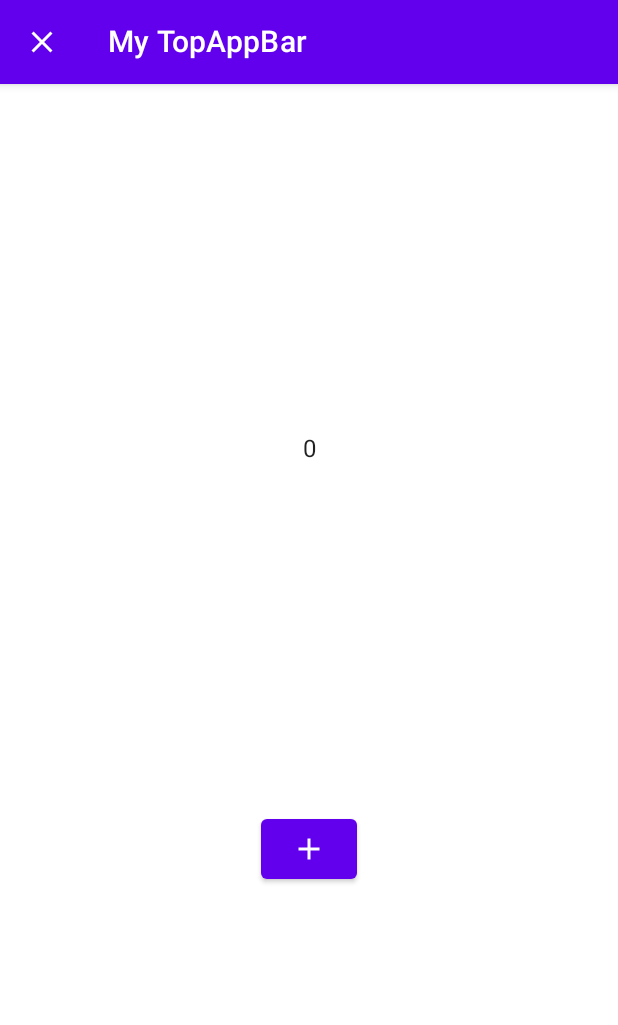
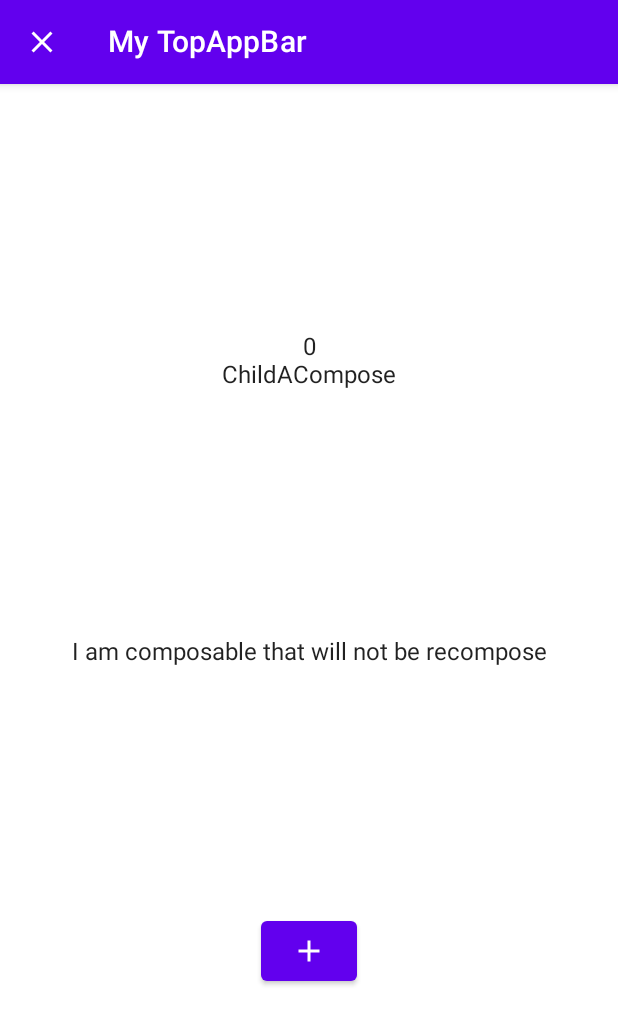
Before and after one commit to ko2ic/spike-compose, an Android app built with Jetpack Compose: the screen it shows after launch (MainActivity), after a tap on "シンプルなカウントアップ", on a phone screen of 412 x 824 dp. Shown: the top 1025 px of the screen. Run offline under Robolectric (Android 15) with nearby library versions, the phone set to English and light mode, and no system bars.

```diff
--- a/app/build.gradle
+++ b/app/build.gradle
@@ -38,7 +38,7 @@ android {
     }
     composeOptions {
         kotlinCompilerExtensionVersion compose_version
-        kotlinCompilerVersion '1.5.21'
+        kotlinCompilerVersion kotlin_version
     }
     packagingOptions {
         resources {
@@ -57,8 +57,8 @@ dependencies {
     implementation "androidx.compose.ui:ui-tooling-preview:$compose_version"
     implementation 'androidx.lifecycle:lifecycle-runtime-ktx:2.4.1'
     implementation 'androidx.activity:activity-compose:1.4.0'
-    implementation "androidx.navigation:navigation-compose:2.4.1"
-    implementation "com.google.accompanist:accompanist-navigation-animation:0.24.3-alpha"
+    implementation "androidx.navigation:navigation-compose:2.4.2"
+    implementation "com.google.accompanist:accompanist-navigation-animation:0.24.5-alpha"
 
     testImplementation 'junit:junit:4.+'
     androidTestImplementation 'androidx.test.ext:junit:1.1.3'
--- a/app/src/main/java/com/ko2ic/MainActivity.kt
+++ b/app/src/main/java/com/ko2ic/MainActivity.kt
@@ -11,10 +11,7 @@ import androidx.compose.material.*
 import androidx.compose.material.icons.Icons
 import androidx.compose.material.icons.outlined.Add
 import androidx.compose.material.icons.outlined.Close
-import androidx.compose.runtime.Composable
-import androidx.compose.runtime.SideEffect
-import androidx.compose.runtime.collectAsState
-import androidx.compose.runtime.getValue
+import androidx.compose.runtime.*
 import androidx.compose.ui.Alignment
 import androidx.compose.ui.Modifier
 import androidx.compose.ui.graphics.Color
@@ -59,18 +56,18 @@ fun MyContentView() {
 
 @Composable
 private fun MainScreen(toSecond: () -> Unit) {
-  SideEffect {
-    println("MainScreen")
-  }
+  LogCompositions("MainScreen")
+
   Scaffold(
     topBar = {
       TopAppBar(
         title = { Text("My TopAppBar") },
       )
     }
-  ) {
+  ) { padding ->
     LazyColumn(
       Modifier
+        .padding(padding)
         .fillMaxWidth()
     ) {
       item {
@@ -90,9 +87,7 @@ private fun ListTitle(
   title: String,
   onClick: () -> Unit,
 ) {
-  SideEffect {
-    println("ListTitle")
-  }
+  LogCompositions("ListTitle")
   Row(verticalAlignment = Alignment.CenterVertically,
     modifier = Modifier.clickable { onClick() }
   ) {
@@ -108,9 +103,7 @@ private fun ListTitle(
 
 @Composable
 fun SecondScreen(onClick: () -> Unit) {
-  SideEffect {
-    println("SecondScreen")
-  }
+  LogCompositions("SecondScreen")
   Scaffold(
     topBar = {
       TopAppBar(
@@ -124,21 +117,22 @@ fun SecondScreen(onClick: () -> Unit) {
         },
       )
     }
-  ) {
-    FullScreenDialog {
+  ) { padding ->
+    FullScreenDialog(Modifier.padding(padding)) {
       onClick()
     }
   }
 }
 
 @Composable
-fun FullScreenDialog(onClose: () -> Unit) {
-  SideEffect {
-    println("FullScreenDialog")
-  }
+fun FullScreenDialog(
+  modifier: Modifier = Modifier,
+  onClose: () -> Unit
+) {
+  LogCompositions("FullScreenDialog")
   Dialog(onDismissRequest = onClose) {
     Surface(
-      modifier = Modifier.fillMaxSize(),
+      modifier = modifier.fillMaxSize(),
       shape = RoundedCornerShape(0.dp),
       color = Color.White
     ) {
@@ -157,8 +151,10 @@ fun FullScreenDialog(onClose: () -> Unit) {
                 }
               },
             )
-          }) {
-          CountUpScreen(viewModel<MainViewModel>())
+          }) { padding ->
+          CountUpScreen(
+            Modifier.padding(padding)
+          )
         }
       }
     }
@@ -166,35 +162,41 @@ fun FullScreenDialog(onClose: () -> Unit) {
 }
 
 @Composable
-fun CountUpScreen(viewModel: MainViewModel) {
-  val count: Int by viewModel.count.collectAsState()
-  SideEffect {
-    println("CountUpScreen")
-  }
+fun CountUpScreen(
+  modifier: Modifier = Modifier,
+  viewModel: MainViewModel = viewModel(),
+) {
+//  val count: Int by viewModel.count.collectAsState()
+  val count: Int by viewModel.count
+  LogCompositions("CountUpScreen")
   Column(
-    modifier = Modifier.fillMaxSize(),
+    modifier = modifier.fillMaxSize(),
     verticalArrangement = Arrangement.SpaceEvenly,
     horizontalAlignment = Alignment.CenterHorizontally,
   ) {
 
-    Text(
-      text = "$count"
+    ACompose(
+      count = count
     )
-    Button(onClick = {
+    BCompose()
+    CCompose {
       viewModel.increaseCount()
-    }) {
-      Icon(Icons.Outlined.Add, contentDescription = "+")
     }
 
+//    Text(
+//      text = "$count"
+//    )
+//    Button(onClick = {
+//      viewModel.increaseCount()
+//    }) {
+//      Icon(Icons.Outlined.Add, contentDescription = "+")
+//    }
   }
 }
 
 @Composable
 private fun ACompose(count: Int) {
-  SideEffect {
-    println("ACompose")
-  }
-
+  LogCompositions("ACompose")
   Column(modifier = Modifier.fillMaxWidth(), horizontalAlignment = Alignment.CenterHorizontally) {
     Text(
       text = "$count"
@@ -205,9 +207,7 @@ private fun ACompose(count: Int) {
 
 @Composable
 private fun ChildACompose() {
-  SideEffect {
-    println("ChildACompose")
-  }
+  LogCompositions("ChildACompose")
   Text(
     text = "ChildACompose"
   )
@@ -215,9 +215,7 @@ private fun ChildACompose() {
 
 @Composable
 private fun BCompose() {
-  SideEffect {
-    println("BCompose")
-  }
+  LogCompositions("BCompose")
   Text(
     text = "I am composable that will not be recompose"
   )
@@ -225,9 +223,7 @@ private fun BCompose() {
 
 @Composable
 private fun CCompose(onClick: () -> Unit) {
-  SideEffect {
-    println("CCompose")
-  }
+  LogCompositions("CCompose")
   Button(onClick = {
     onClick()
   }) {
@@ -235,10 +231,33 @@ private fun CCompose(onClick: () -> Unit) {
   }
 }
 
+@Composable
+fun CustomButton(
+  onClick: () -> Unit,
+  content: @Composable () -> Unit
+) {
+  LogCompositions("CustomButton")
+  Button(onClick = onClick, modifier = Modifier.padding(16.dp)) {
+    LogCompositions("CustomButton content")
+    content()
+  }
+}
+
 @Preview(showBackground = true)
 @Composable
 fun DefaultPreview() {
   SpikecomposeTheme {
-    SecondScreen({})
+    SecondScreen {}
   }
 }
+
+class Ref(var value: Int)
+
+@Composable
+inline fun LogCompositions(msg: String) {
+  if (BuildConfig.DEBUG) {
+    val ref = remember { Ref(0) }
+    SideEffect { ref.value++ }
+    println("Compositions: $msg ${ref.value}")
+  }
+}
--- a/app/src/main/java/com/ko2ic/MainViewModel.kt
+++ b/app/src/main/java/com/ko2ic/MainViewModel.kt
@@ -1,5 +1,8 @@
 package com.ko2ic
 
+import androidx.compose.runtime.MutableState
+import androidx.compose.runtime.State
+import androidx.compose.runtime.mutableStateOf
 import androidx.lifecycle.ViewModel
 import kotlinx.coroutines.flow.MutableStateFlow
 import kotlinx.coroutines.flow.StateFlow
@@ -11,9 +14,12 @@ class MainViewModel : ViewModel() {
     println("MainViewModel")
   }
 
-  private val _count: MutableStateFlow<Int> = MutableStateFlow(0)
+  // こっちでやると無駄にincreaseCount()を呼び出したコンポーネントが再コンポジションしちゃう
+//  private val _count: MutableStateFlow<Int> = MutableStateFlow(0)
+//  val count: StateFlow<Int> = _count.asStateFlow()
 
-  val count: StateFlow<Int> = _count.asStateFlow()
+  private val _count: MutableState<Int> = mutableStateOf(0)
+  val count: State<Int> = _count
 
   fun increaseCount() {
     _count.value++
--- a/build.gradle
+++ b/build.gradle
@@ -1,7 +1,7 @@
 // Top-level build file where you can add configuration options common to all sub-projects/modules.
 buildscript {
     ext {
-        compose_version = '1.2.0-alpha04'
+        compose_version = '1.2.0-alpha07'
         kotlin_version = '1.6.10'
     }
     repositories {
@@ -9,7 +9,7 @@ buildscript {
         mavenCentral()
     }
     dependencies {
-        classpath 'com.android.tools.build:gradle:7.1.2'
+        classpath 'com.android.tools.build:gradle:7.1.3'
         classpath "org.jetbrains.kotlin:kotlin-gradle-plugin:1.5.21"
 
         classpath "org.jetbrains.kotlin:kotlin-gradle-plugin:$kotlin_version"
```
